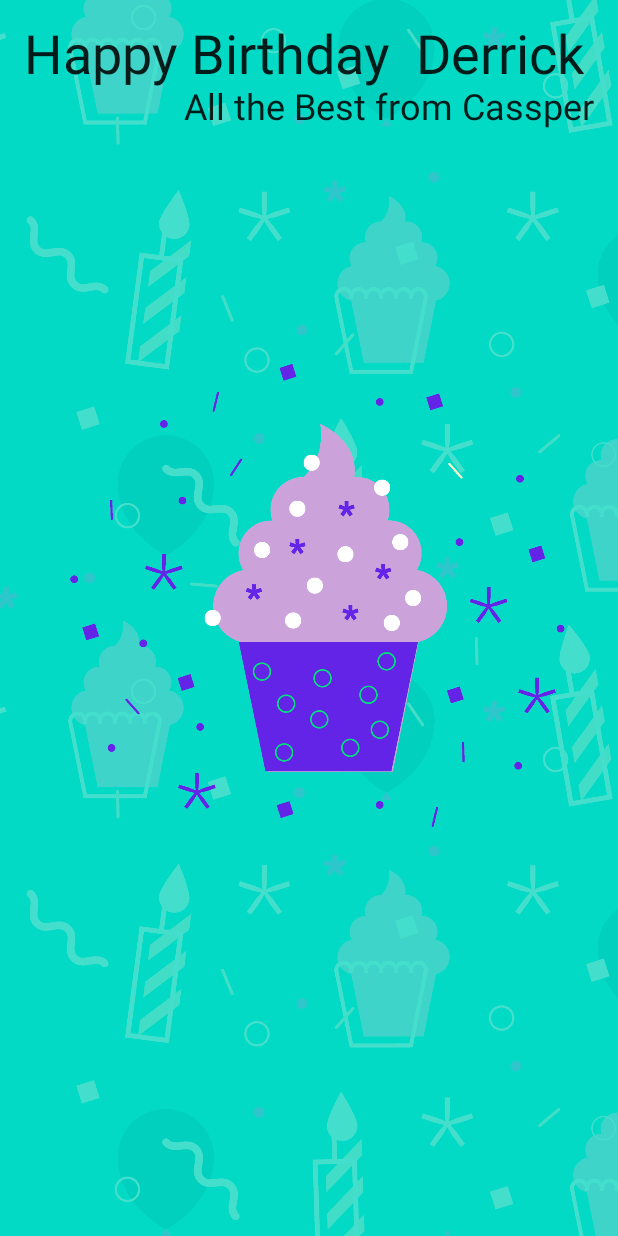
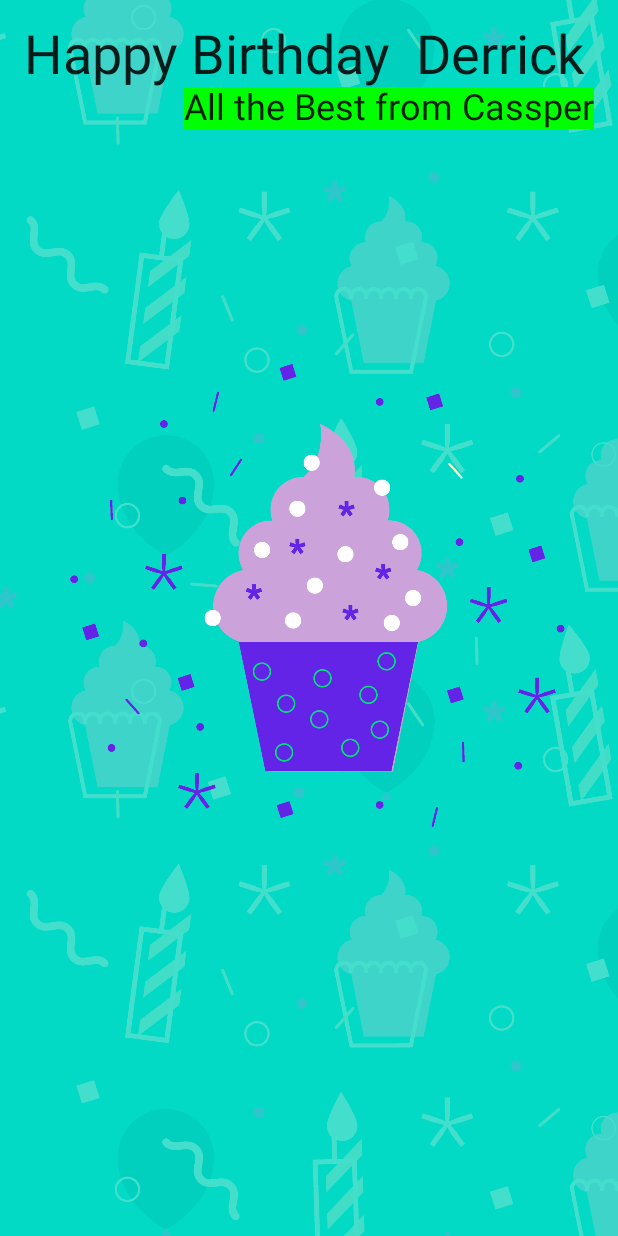
Before and after one commit to CASSPER24/JetPackComposeBirthdayCard, an Android app built with Jetpack Compose: the @Preview function DefaultPreview, on a phone screen of 412 x 824 dp. Run offline under Robolectric (Android 15) with nearby library versions, the phone set to English and light mode, and no system bars.

Commit message:
Added Background color on from message

```diff
--- a/app/src/main/java/com/ayesigyederrick/happybirthday/MainActivity.kt
+++ b/app/src/main/java/com/ayesigyederrick/happybirthday/MainActivity.kt
@@ -6,6 +6,7 @@ import android.support.v4.os.IResultReceiver.Default
 import androidx.activity.ComponentActivity
 import androidx.activity.compose.setContent
 import androidx.compose.foundation.Image
+import androidx.compose.foundation.background
 import androidx.compose.foundation.layout.*
 import androidx.compose.material.MaterialTheme
 import androidx.compose.material.Surface
@@ -13,6 +14,7 @@ import androidx.compose.material.Text
 import androidx.compose.runtime.Composable
 import androidx.compose.ui.Alignment
 import androidx.compose.ui.Modifier
+import androidx.compose.ui.graphics.Color
 import androidx.compose.ui.layout.ContentScale
 import androidx.compose.ui.res.painterResource
 import androidx.compose.ui.res.stringResource
@@ -65,6 +67,7 @@ fun BirthdayGreetingWithText(name: String, from: String){
             modifier = Modifier
                 .fillMaxWidth().wrapContentWidth(align = Alignment.End)
                 .padding(start = 16.dp, end = 16.dp)
+                .background(color = Color.Green)
             )
 
     }
```
